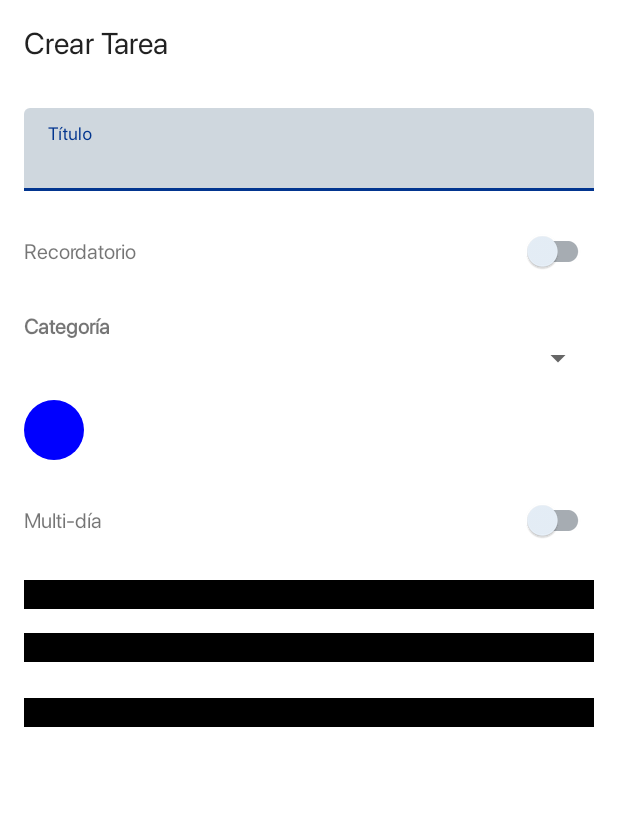
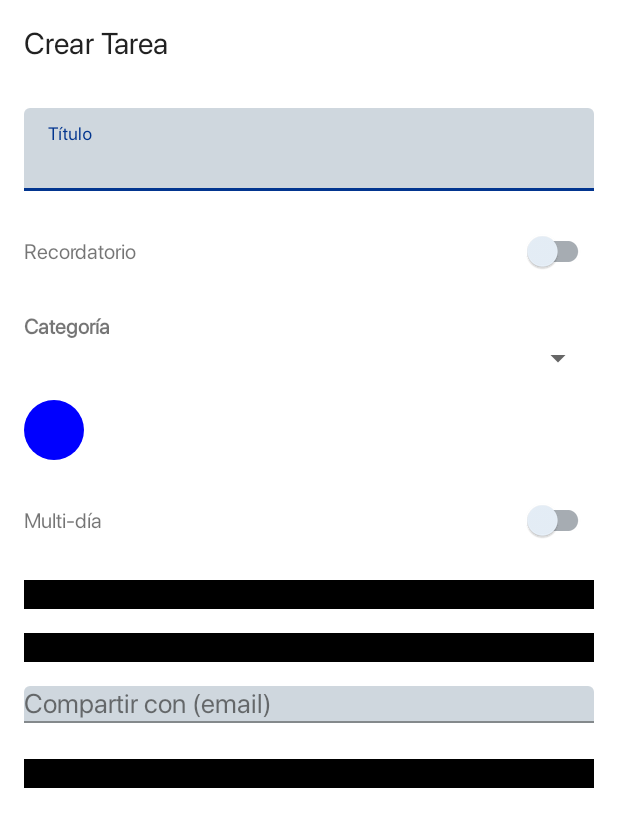
Before and after one commit to ItaloRamirezA/TFG-C-Planner, an Android app: the CreateTareaActivity screen opened directly, with no data from a screen before it, on a phone screen of 412 x 824 dp. Shown: the top 827 px of the screen. Run offline under Robolectric (Android 15) with nearby library versions, the phone set to English and light mode, and no system bars; our stand-ins replace Firebase (no records; nobody signed in at launch, a user with empty details on screens opened directly); libraries missing offline, so code that uses them is left out: yuku.ambilwarna.

Commit message:
crear tarea -foto-usuarioCompartido

```diff
--- a/app/src/main/java/com/app/cplanner/activities/CreateTareaActivity.kt
+++ b/app/src/main/java/com/app/cplanner/activities/CreateTareaActivity.kt
@@ -6,6 +6,7 @@ import android.graphics.drawable.GradientDrawable
 import android.net.Uri
 import android.os.Bundle
 import android.provider.OpenableColumns
+import android.view.inputmethod.EditorInfo
 import android.view.View
 import android.widget.*
 import androidx.activity.enableEdgeToEdge
@@ -16,8 +17,11 @@ import com.app.cplanner.model.entity.Categoria
 import com.app.cplanner.model.entity.Tarea
 import com.app.cplanner.model.viewModel.CategoriaViewModel
 import com.app.cplanner.model.viewModel.TareaViewModel
+import com.google.android.material.chip.Chip
+import com.google.android.material.chip.ChipGroup
 import com.google.android.material.switchmaterial.SwitchMaterial
 import com.google.android.material.textfield.TextInputEditText
+import com.google.firebase.firestore.FirebaseFirestore
 import yuku.ambilwarna.AmbilWarnaDialog
 import java.text.SimpleDateFormat
 import java.util.*
@@ -28,18 +32,27 @@ class CreateTareaActivity : AppCompatActivity() {
         private const val PICK_FILE = 300
     }
 
-    private lateinit var etTitle         : TextInputEditText
-    private lateinit var switchReminder  : SwitchMaterial
-    private lateinit var spinnerCategory : Spinner
-    private lateinit var switchMultiDay  : SwitchMaterial
-    private lateinit var btnPickDate     : Button
-    private lateinit var btnAttachFile   : Button
-    private lateinit var btnSave         : Button
+    // Vistas principales
+    private lateinit var etTitle          : TextInputEditText
+    private lateinit var switchReminder   : SwitchMaterial
+    private lateinit var spinnerCategory  : Spinner
+    private lateinit var switchMultiDay   : SwitchMaterial
+    private lateinit var btnPickDate      : Button
+    private lateinit var btnAttachFile    : Button
+    private lateinit var btnSave          : Button
+    private lateinit var viewColorPreview : View
 
+    // Para compartir con usuarios
+    private lateinit var actvSharedEmail  : AutoCompleteTextView
+    private lateinit var chipGroupShared  : ChipGroup
+    private val sharedWithIds = mutableListOf<String>()
+
+    // Estados internos
     private var selectedColor   = 0xFF0000FF.toInt()
     private var pickedDate      = ""
     private var fileUriToAttach : Uri? = null
 
+    // ViewModels
     private val categoriaVM by viewModels<CategoriaViewModel>()
     private val tareaVM     by viewModels<TareaViewModel>()
 
@@ -49,17 +62,23 @@ class CreateTareaActivity : AppCompatActivity() {
         setContentView(R.layout.activity_create_tarea)
 
         // 1) Bind de vistas
-        etTitle         = findViewById(R.id.etTitle)
-        switchReminder  = findViewById(R.id.switchReminder)
-        spinnerCategory = findViewById(R.id.spinnerCategory)
-        switchMultiDay  = findViewById(R.id.switchMultiDay)
-        btnPickDate     = findViewById(R.id.btnPickDate)
-        btnAttachFile   = findViewById(R.id.btnAttachFile)
-        btnSave         = findViewById(R.id.btnSave)
+        etTitle          = findViewById(R.id.etTitle)
+        switchReminder   = findViewById(R.id.switchReminder)
+        spinnerCategory  = findViewById(R.id.spinnerCategory)
+        switchMultiDay   = findViewById(R.id.switchMultiDay)
+        btnPickDate      = findViewById(R.id.btnPickDate)
+        btnAttachFile    = findViewById(R.id.btnAttachFile)
+        btnSave          = findViewById(R.id.btnSave)
+        viewColorPreview = findViewById(R.id.viewColorPreview)
+        actvSharedEmail  = findViewById(R.id.actvSharedEmail)
+        chipGroupShared  = findViewById(R.id.chipGroupShared)
 
-        // 2) Spinner categorías
-        val catAdapter = ArrayAdapter<Categoria>( this,
-            android.R.layout.simple_spinner_item, mutableListOf() )
+        // 2) Spinner de categorías
+        val catAdapter = ArrayAdapter<Categoria>(
+            this,
+            android.R.layout.simple_spinner_item,
+            mutableListOf()
+        )
         catAdapter.setDropDownViewResource(android.R.layout.simple_spinner_dropdown_item)
         spinnerCategory.adapter = catAdapter
         categoriaVM.listaCategorias.observe(this) { cats ->
@@ -68,8 +87,7 @@ class CreateTareaActivity : AppCompatActivity() {
             catAdapter.notifyDataSetChanged()
         }
 
-        // 3) Círculo de color
-        val viewColorPreview: View = findViewById(R.id.viewColorPreview)
+        // 3) Selector de color por AmbilWarnaDialog
         (viewColorPreview.background as GradientDrawable).setColor(selectedColor)
         viewColorPreview.setOnClickListener {
             AmbilWarnaDialog(this, selectedColor,
@@ -83,7 +101,7 @@ class CreateTareaActivity : AppCompatActivity() {
             ).show()
         }
 
-        // 4) DatePicker
+        // 4) DatePicker para fecha
         btnPickDate.setOnClickListener {
             val c = Calendar.getInstance()
             DatePickerDialog(this,
@@ -99,17 +117,31 @@ class CreateTareaActivity : AppCompatActivity() {
             ).show()
         }
 
-        // 5) Adjuntar archivo
+        // 5) Configurar AutoCompleteTextView para shared email
+        // (no adapter necesario si solo usamos ENTER)
+        actvSharedEmail.setOnItemClickListener { _, _, _, _ ->
+            lookupAndAddUserByEmail(actvSharedEmail.text.toString().trim())
+        }
+        actvSharedEmail.setOnEditorActionListener { v, actionId, _ ->
+            if (actionId == EditorInfo.IME_ACTION_DONE) {
+                lookupAndAddUserByEmail(v.text.toString().trim())
+                true
+            } else false
+        }
+
+        // 6) Adjuntar archivo con permiso persistente
         btnAttachFile.setOnClickListener {
             Intent(Intent.ACTION_OPEN_DOCUMENT).apply {
                 addCategory(Intent.CATEGORY_OPENABLE)
                 type = "*/*"
-                addFlags(Intent.FLAG_GRANT_READ_URI_PERMISSION or
-                        Intent.FLAG_GRANT_PERSISTABLE_URI_PERMISSION)
+                addFlags(
+                    Intent.FLAG_GRANT_READ_URI_PERMISSION or
+                            Intent.FLAG_GRANT_PERSISTABLE_URI_PERMISSION
+                )
             }.also { startActivityForResult(it, PICK_FILE) }
         }
 
-        // 6) Guardar tarea
+        // 7) Guardar tarea con todos los campos
         btnSave.setOnClickListener {
             val title = etTitle.text.toString().trim()
             if (title.isEmpty()) {
@@ -124,6 +156,7 @@ class CreateTareaActivity : AppCompatActivity() {
                 multiDay      = switchMultiDay.isChecked
                 date          = pickedDate
                 attachmentUri = fileUriToAttach?.toString().orEmpty()
+                sharedWith    = sharedWithIds.toList()
             }
             tareaVM.addTarea(tarea)
             Toast.makeText(this, "Tarea guardada", Toast.LENGTH_SHORT).show()
@@ -131,11 +164,11 @@ class CreateTareaActivity : AppCompatActivity() {
         }
     }
 
+    // Manejo de resultado de selección de archivo
     override fun onActivityResult(requestCode: Int, resultCode: Int, data: Intent?) {
         super.onActivityResult(requestCode, resultCode, data)
         if (requestCode == PICK_FILE && resultCode == RESULT_OK) {
             data?.data?.let { uri ->
-                // Permiso persistente
                 contentResolver.takePersistableUriPermission(
                     uri, Intent.FLAG_GRANT_READ_URI_PERMISSION
                 )
@@ -143,12 +176,51 @@ class CreateTareaActivity : AppCompatActivity() {
                 // Mostrar nombre en el botón
                 contentResolver.query(uri, null, null, null, null)?.use { cursor ->
                     if (cursor.moveToFirst()) {
-                        val idx = cursor.getColumnIndex(OpenableColumns.DISPLAY_NAME)
-                        val name = if (idx>=0) cursor.getString(idx) else "archivo"
+                        val idx  = cursor.getColumnIndex(OpenableColumns.DISPLAY_NAME)
+                        val name = if (idx >= 0) cursor.getString(idx) else "archivo"
                         btnAttachFile.text = name
                     }
                 }
             }
         }
     }
+
+    // Busca en Firestore por email y añade chip
+    private fun lookupAndAddUserByEmail(email: String) {
+        if (email.isEmpty()) return
+        FirebaseFirestore.getInstance()
+            .collection("usuarios")
+            .whereEqualTo("email", email)
+            .get()
+            .addOnSuccessListener { snap ->
+                if (!snap.isEmpty) {
+                    val doc    = snap.documents[0]
+                    val uid    = doc.id
+                    val nombre = doc.getString("nombre").orEmpty()
+                    if (!sharedWithIds.contains(uid)) {
+                        sharedWithIds.add(uid)
+                        addChip(nombre, uid)
+                    }
+                    actvSharedEmail.text?.clear()
+                } else {
+                    Toast.makeText(this, "Usuario no encontrado", Toast.LENGTH_SHORT).show()
+                }
+            }
+            .addOnFailureListener {
+                Toast.makeText(this, "Error buscando usuario", Toast.LENGTH_SHORT).show()
+            }
+    }
+
+    // Crea un Chip para el usuario añadido y gestiona su borrado
+    private fun addChip(displayName: String, uid: String) {
+        val chip = Chip(this).apply {
+            text             = displayName
+            isCloseIconVisible = true
+            setOnCloseIconClickListener {
+                sharedWithIds.remove(uid)
+                chipGroupShared.removeView(this)
+            }
+        }
+        chipGroupShared.addView(chip)
+    }
 }
--- a/app/src/main/res/layout/activity_create_tarea.xml
+++ b/app/src/main/res/layout/activity_create_tarea.xml
@@ -105,6 +105,28 @@
                 android:layout_height="wrap_content"
                 android:text="Adjuntar archivo"/>
 
+            <!-- Campo para escribir email y añadir usuario -->
+            <com.google.android.material.textfield.TextInputLayout
+                android:layout_marginTop="16dp"
+                android:layout_width="match_parent"
+                android:layout_height="wrap_content"
+                android:hint="Compartir con (email)">
+
+                <AutoCompleteTextView
+                    android:id="@+id/actvSharedEmail"
+                    android:layout_width="match_parent"
+                    android:layout_height="wrap_content"
+                    android:inputType="textEmailAddress"/>
+            </com.google.android.material.textfield.TextInputLayout>
+
+            <!-- Tus chips con los usuarios añadidos -->
+            <com.google.android.material.chip.ChipGroup
+                android:id="@+id/chipGroupShared"
+                android:layout_width="match_parent"
+                android:layout_height="wrap_content"
+                app:singleLine="false"
+                app:chipSpacing="8dp"/>
+
             <!-- Guardar -->
             <Button
                 android:id="@+id/btnSave"
```
Also changed, not shown: app/src/main/java/com/app/cplanner/model/entity/Tarea.kt (+10 -8 lines), app/src/main/java/com/app/cplanner/model/viewModel/TareaViewModel.kt (+21 -3 lines).
